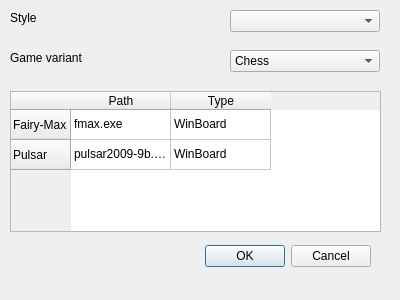
First picture: the form in settingsdialog.ui, repository fire-lizard/QBoard, before the edit.
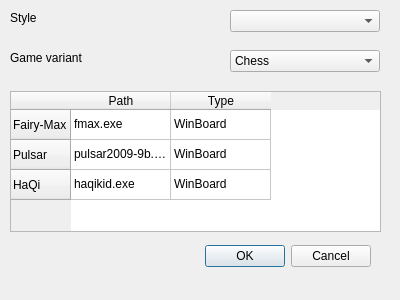
Second picture: the form after the edit.

```diff
--- a/settingsdialog.ui
+++ b/settingsdialog.ui
@@ -71,6 +71,11 @@
      <string>Pulsar</string>
     </property>
    </row>
+   <row>
+    <property name="text">
+     <string>HaQi</string>
+    </property>
+   </row>
    <column>
     <property name="text">
      <string>Path</string>
@@ -101,6 +106,16 @@
      <string>WinBoard</string>
     </property>
    </item>
+   <item row="2" column="0">
+    <property name="text">
+     <string>haqikid.exe</string>
+    </property>
+   </item>
+   <item row="2" column="1">
+    <property name="text">
+     <string>WinBoard</string>
+    </property>
+   </item>
   </widget>
   <widget class="QComboBox" name="variantsComboBox">
    <property name="geometry">
```
